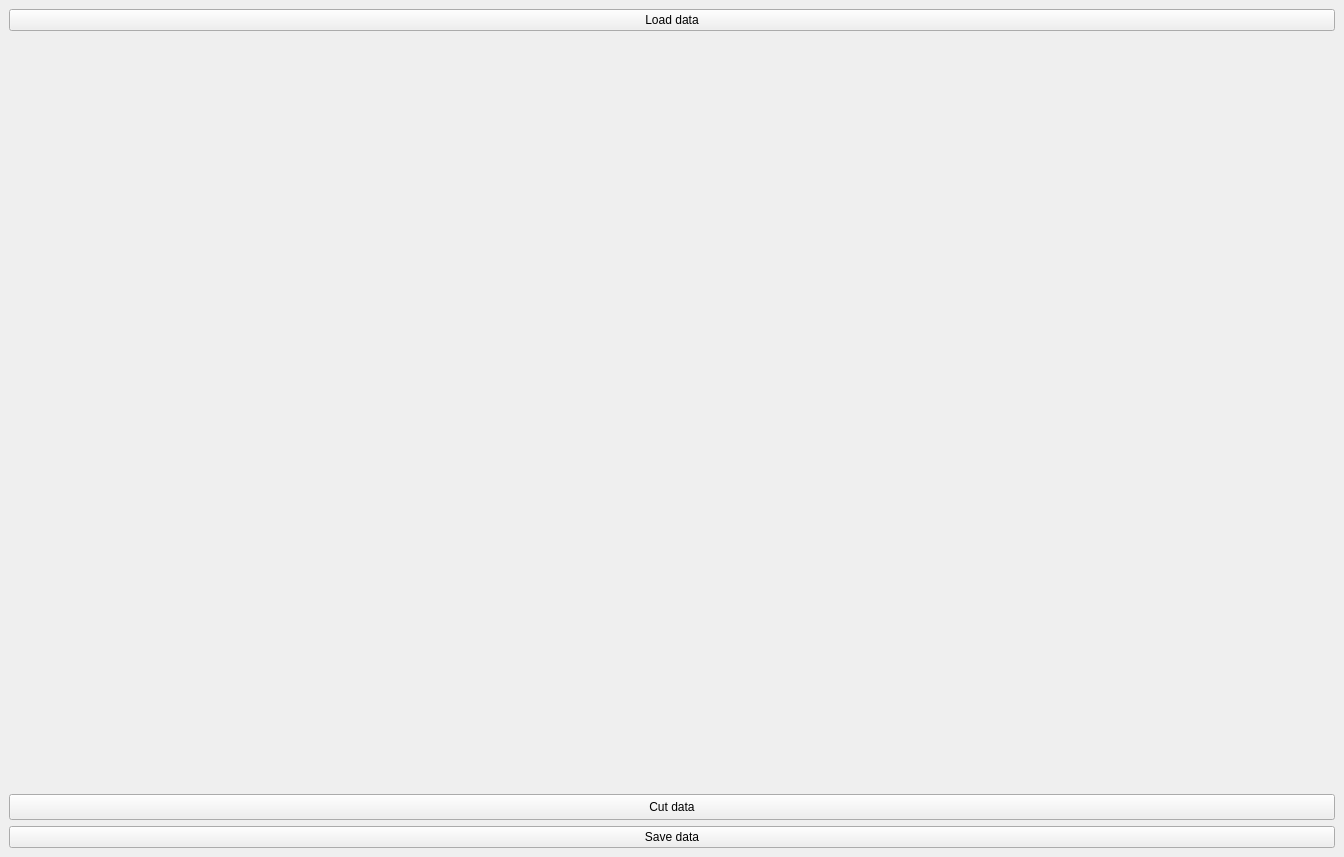
Qt form form.ui (SjoerdB93/Datman) before a commit.
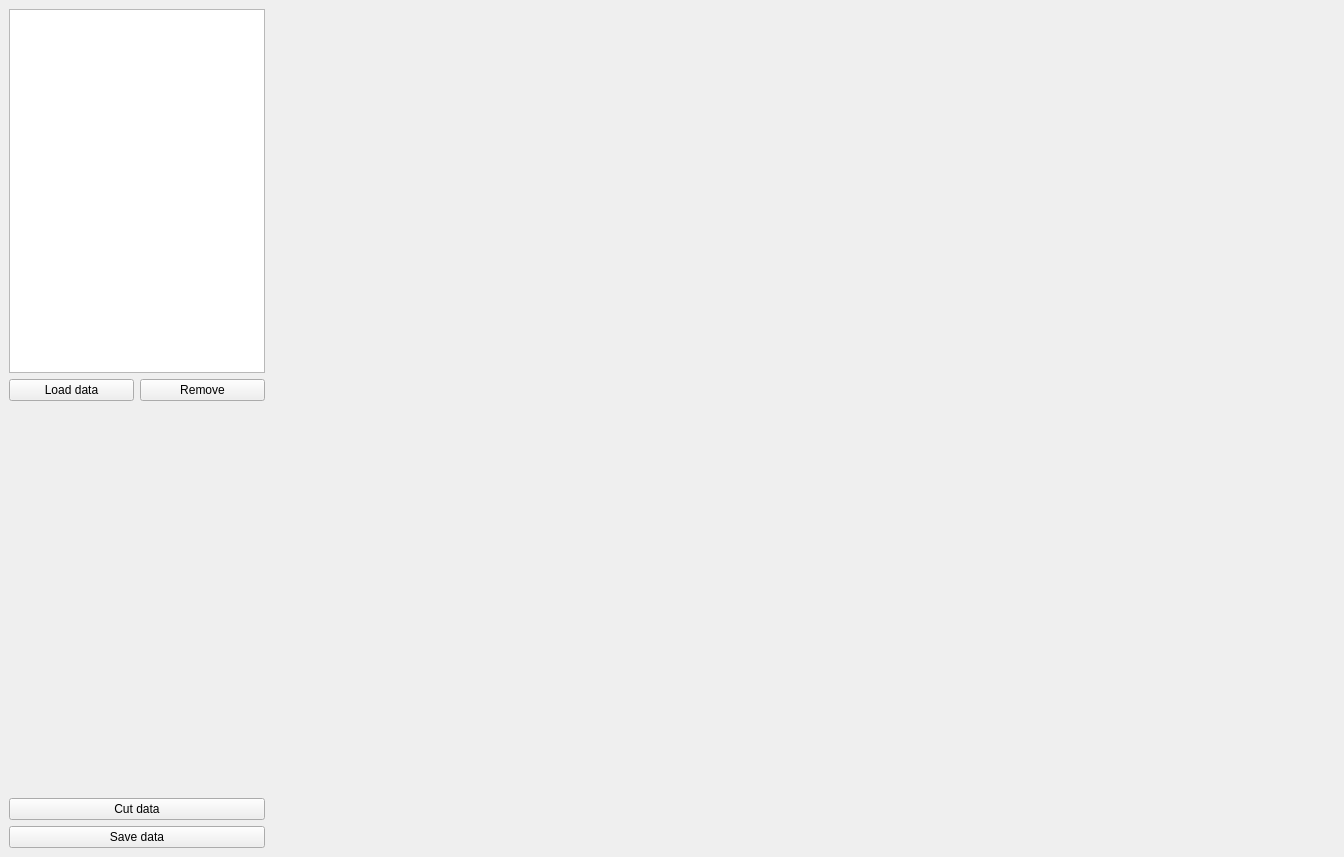
The same form after that commit.

What changed in the file:
```diff
--- a/form.ui
+++ b/form.ui
@@ -17,24 +17,50 @@
    <layout class="QHBoxLayout" name="horizontalLayout">
     <item>
      <layout class="QVBoxLayout" name="verticalLayout">
-      <item alignment="Qt::AlignTop">
-       <widget class="QPushButton" name="load_button">
-        <property name="sizePolicy">
-         <sizepolicy hsizetype="Preferred" vsizetype="Maximum">
-          <horstretch>0</horstretch>
-          <verstretch>0</verstretch>
-         </sizepolicy>
+      <item>
+       <layout class="QGridLayout" name="gridLayout_2">
+        <item row="0" column="0">
+         <widget class="QListWidget" name="open_item_list">
+          <property name="sizePolicy">
+           <sizepolicy hsizetype="Maximum" vsizetype="Expanding">
+            <horstretch>0</horstretch>
+            <verstretch>0</verstretch>
+           </sizepolicy>
+          </property>
+         </widget>
+        </item>
+        <item row="4" column="0">
+         <layout class="QHBoxLayout" name="horizontalLayout_2">
+          <item>
+           <widget class="QPushButton" name="load_button">
+            <property name="text">
+             <string>Load data</string>
+            </property>
+           </widget>
+          </item>
+          <item>
+           <widget class="QPushButton" name="remove_button">
+            <property name="text">
+             <string>Remove</string>
+            </property>
+           </widget>
+          </item>
+         </layout>
+        </item>
+       </layout>
+      </item>
+      <item>
+       <spacer name="verticalSpacer">
+        <property name="orientation">
+         <enum>Qt::Vertical</enum>
         </property>
-        <property name="maximumSize">
+        <property name="sizeHint" stdset="0">
          <size>
-          <width>16777215</width>
-          <height>26</height>
+          <width>20</width>
+          <height>40</height>
          </size>
         </property>
-        <property name="text">
-         <string>Load data</string>
-        </property>
-       </widget>
+       </spacer>
       </item>
       <item>
        <widget class="QPushButton" name="cut_data_button">
@@ -70,7 +96,24 @@
     <item>
      <layout class="QGridLayout" name="gridLayout">
       <item row="0" column="0">
-       <layout class="QVBoxLayout" name="graphlayout"/>
+       <layout class="QVBoxLayout" name="graphlayout">
+        <item>
+         <spacer name="horizontalSpacer">
+          <property name="orientation">
+           <enum>Qt::Horizontal</enum>
+          </property>
+          <property name="sizeType">
+           <enum>QSizePolicy::Expanding</enum>
+          </property>
+          <property name="sizeHint" stdset="0">
+           <size>
+            <width>40</width>
+            <height>20</height>
+           </size>
+          </property>
+         </spacer>
+        </item>
+       </layout>
       </item>
      </layout>
     </item>
```
